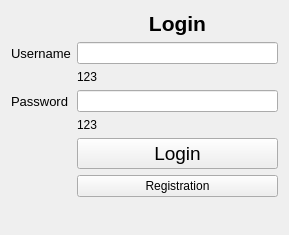
Old version of the form desktop/ui_files/login.ui in the repository Magzister/crud_desktop.
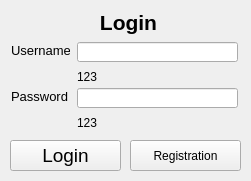
New version of the form.

Commit message: create registration

The edit to the form file:
```diff
--- a/desktop/ui_files/login.ui
+++ b/desktop/ui_files/login.ui
@@ -6,16 +6,22 @@
    <rect>
     <x>0</x>
     <y>0</y>
-    <width>289</width>
-    <height>235</height>
+    <width>251</width>
+    <height>181</height>
    </rect>
   </property>
   <property name="windowTitle">
    <string>Authentication</string>
   </property>
-  <layout class="QFormLayout" name="formLayout">
-   <item row="0" column="1">
     <widget class="QLabel" name="label">
+   <property name="geometry">
+    <rect>
+     <x>100</x>
+     <y>10</y>
+     <width>57</width>
+     <height>24</height>
+    </rect>
+   </property>
      <property name="font">
       <font>
        <family>Arial</family>
@@ -31,9 +37,15 @@
       <set>Qt::AlignCenter</set>
      </property>
     </widget>
-   </item>
-   <item row="1" column="0">
     <widget class="QLabel" name="label_2">
+   <property name="geometry">
+    <rect>
+     <x>11</x>
+     <y>42</y>
+     <width>59</width>
+     <height>16</height>
+    </rect>
+   </property>
      <property name="font">
       <font>
        <family>Arial</family>
@@ -44,12 +56,25 @@
       <string>Username</string>
      </property>
     </widget>
-   </item>
-   <item row="1" column="1">
-    <widget class="QLineEdit" name="username_edit"/>
-   </item>
-   <item row="3" column="0">
+  <widget class="QLineEdit" name="username_edit">
+   <property name="geometry">
+    <rect>
+     <x>77</x>
+     <y>42</y>
+     <width>161</width>
+     <height>20</height>
+    </rect>
+   </property>
+  </widget>
     <widget class="QLabel" name="label_3">
+   <property name="geometry">
+    <rect>
+     <x>11</x>
+     <y>88</y>
+     <width>57</width>
+     <height>16</height>
+    </rect>
+   </property>
      <property name="font">
       <font>
        <family>Arial</family>
@@ -60,60 +85,88 @@
       <string>Password</string>
      </property>
     </widget>
-   </item>
-   <item row="3" column="1">
     <widget class="QLineEdit" name="password_edit">
+   <property name="geometry">
+    <rect>
+     <x>77</x>
+     <y>88</y>
+     <width>161</width>
+     <height>20</height>
+    </rect>
+   </property>
      <property name="echoMode">
       <enum>QLineEdit::Password</enum>
      </property>
     </widget>
-   </item>
-   <item row="5" column="1">
-    <widget class="QPushButton" name="login_button">
-     <property name="font">
-      <font>
-       <family>Arial</family>
-       <pointsize>14</pointsize>
-       <weight>50</weight>
-       <bold>false</bold>
-      </font>
-     </property>
-     <property name="text">
-      <string>Login</string>
-     </property>
-    </widget>
-   </item>
-   <item row="6" column="1">
-    <widget class="QPushButton" name="registration_button">
-     <property name="font">
-      <font>
-       <family>Arial</family>
-       <pointsize>9</pointsize>
-      </font>
-     </property>
-     <property name="text">
-      <string>Registration</string>
-     </property>
-    </widget>
-   </item>
-   <item row="2" column="1">
     <widget class="QLabel" name="username_error_label">
+   <property name="geometry">
+    <rect>
+     <x>77</x>
+     <y>69</y>
+     <width>161</width>
+     <height>16</height>
+    </rect>
+   </property>
      <property name="text">
       <string>123</string>
      </property>
     </widget>
-   </item>
-   <item row="4" column="1">
     <widget class="QLabel" name="password_error_label">
      <property name="enabled">
       <bool>true</bool>
      </property>
+   <property name="geometry">
+    <rect>
+     <x>77</x>
+     <y>115</y>
+     <width>161</width>
+     <height>16</height>
+    </rect>
+   </property>
      <property name="text">
       <string>123</string>
      </property>
     </widget>
-   </item>
-  </layout>
+  <widget class="QPushButton" name="registration_button">
+   <property name="geometry">
+    <rect>
+     <x>130</x>
+     <y>140</y>
+     <width>111</width>
+     <height>31</height>
+    </rect>
+   </property>
+   <property name="font">
+    <font>
+     <family>Arial</family>
+     <pointsize>9</pointsize>
+    </font>
+   </property>
+   <property name="text">
+    <string>Registration</string>
+   </property>
+  </widget>
+  <widget class="QPushButton" name="login_button">
+   <property name="geometry">
+    <rect>
+     <x>10</x>
+     <y>140</y>
+     <width>111</width>
+     <height>31</height>
+    </rect>
+   </property>
+   <property name="font">
+    <font>
+     <family>Arial</family>
+     <pointsize>14</pointsize>
+     <weight>50</weight>
+     <bold>false</bold>
+    </font>
+   </property>
+   <property name="text">
+    <string>Login</string>
+   </property>
+  </widget>
  </widget>
  <resources/>
  <connections/>
```
Lines whose indentation alone changed are shown as unchanged. The commit also changes 32 other files.
